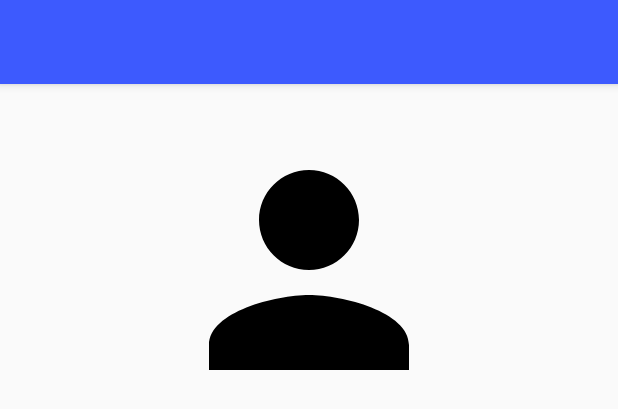
After one commit to mianuddin/android-bitmoji-sample-app, an Android app: the layout activity_info.xml on its own in the app's theme, with its tools: preview values and no code run, on a phone screen of 412 x 824 dp. The commit adds this screen. Shown: the top 409 px of the screen. Run offline under Robolectric (Android 15) with nearby library versions, the phone set to English and light mode, and no system bars.

Commit message:
feat: add functional avatar to info activity

```diff
--- a/app/build.gradle
+++ b/app/build.gradle
@@ -24,7 +24,7 @@ android {
 
 dependencies {
     implementation fileTree(dir: 'libs', include: ['*.jar'])
-    implementation"org.jetbrains.kotlin:kotlin-stdlib-jdk7:$kotlin_version"
+    implementation "org.jetbrains.kotlin:kotlin-stdlib-jdk7:$kotlin_version"
     implementation 'com.android.support:appcompat-v7:28.0.0'
     implementation 'com.android.support.constraint:constraint-layout:1.1.3'
     implementation 'com.android.support:recyclerview-v7:28.0.0'
@@ -34,6 +34,7 @@ dependencies {
             'com.snapchat.kit.sdk:core:1.2.0',
             'com.snapchat.kit.sdk:bitmoji-search:1.2.0'
     ])
+    implementation 'com.squareup.picasso:picasso:2.71828'
     testImplementation 'junit:junit:4.12'
     androidTestImplementation 'com.android.support.test:runner:1.0.2'
     androidTestImplementation 'com.android.support.test.espresso:espresso-core:3.0.2'
--- /dev/null
+++ b/app/src/main/res/drawable/ic_person.xml
@@ -0,0 +1,9 @@
+<vector xmlns:android="http://schemas.android.com/apk/res/android"
+        android:width="24dp"
+        android:height="24dp"
+        android:viewportWidth="24.0"
+        android:viewportHeight="24.0">
+    <path
+        android:fillColor="#FF000000"
+        android:pathData="M12,12c2.21,0 4,-1.79 4,-4s-1.79,-4 -4,-4 -4,1.79 -4,4 1.79,4 4,4zM12,14c-2.67,0 -8,1.34 -8,4v2h16v-2c0,-2.66 -5.33,-4 -8,-4z"/>
+</vector>
--- /dev/null
+++ b/app/src/main/res/layout/activity_info.xml
@@ -0,0 +1,27 @@
+<?xml version="1.0" encoding="utf-8"?>
+<LinearLayout
+        xmlns:android="http://schemas.android.com/apk/res/android" xmlns:app="http://schemas.android.com/apk/res-auto"
+        xmlns:tools="http://schemas.android.com/tools" android:orientation="vertical"
+        android:layout_width="match_parent"
+        android:layout_height="match_parent">
+    <android.support.v7.widget.Toolbar
+            android:id="@+id/toolbar"
+            android:layout_width="match_parent"
+            android:layout_height="?attr/actionBarSize"
+            android:background="?attr/colorPrimary"
+            android:elevation="@dimen/appbar_elevation"
+            android:theme="@style/ToolbarTheme"
+            app:popupTheme="@style/ThemeOverlay.AppCompat.Light"/>
+    <RelativeLayout
+            android:paddingTop="@dimen/avatar_padding_vertical"
+            android:paddingBottom="@dimen/avatar_padding_vertical"
+            android:layout_width="wrap_content"
+            android:layout_height="wrap_content"
+            android:layout_gravity="center">
+        <ImageView
+                android:id="@+id/avatar"
+                android:layout_width="@dimen/chat_img_width"
+                android:layout_height="@dimen/chat_img_height" tools:srcCompat="@drawable/ic_person"
+                android:contentDescription="@string/avatar_hint"/>
+    </RelativeLayout>
+</LinearLayout>
--- a/app/src/main/res/values/dimens.xml
+++ b/app/src/main/res/values/dimens.xml
@@ -15,4 +15,6 @@
 
     <dimen name="chat_img_width">200dp</dimen>
     <dimen name="chat_img_height">200dp</dimen>
+
+    <dimen name="avatar_padding_vertical">24dp</dimen>
 </resources>
--- a/app/src/main/res/values/strings.xml
+++ b/app/src/main/res/values/strings.xml
@@ -3,4 +3,5 @@
     <string name="action_info">Info</string>
     <string name="message_input_hint">Hello world!</string>
     <string name="bitmoji_hint">An image depicting a Bitmoji.</string>
+    <string name="avatar_hint">An image which represents the user.</string>
 </resources>
```
Also changed, not shown: app/src/main/AndroidManifest.xml (+19 -11 lines), app/src/main/java/com/example/chatsample/InfoActivity.kt (added, +31 -0 lines), app/src/main/java/com/example/chatsample/MainActivity.kt (+14 -0 lines).
